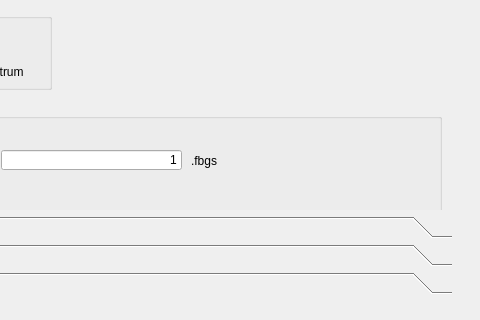
IlyaVatnik/WIMcontrol, file UIs/mainwindow.ui: the form before one commit; both pictures show x 379 to 859 and y 86 to 406 of the 859 by 821 pixel window.
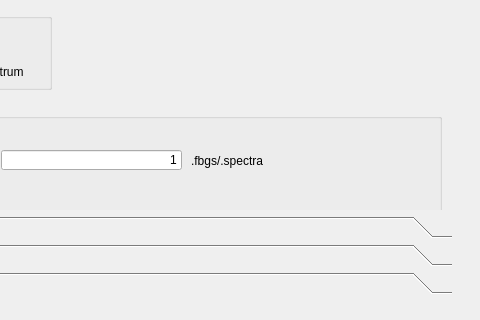
The form after the commit. The open tabs and pages were chosen to show the change.

```diff
--- a/UIs/mainwindow.ui
+++ b/UIs/mainwindow.ui
@@ -261,12 +261,12 @@
         <rect>
          <x>560</x>
          <y>50</y>
-         <width>51</width>
+         <width>101</width>
          <height>23</height>
         </rect>
        </property>
        <property name="text">
-        <string>.fbgs</string>
+        <string>.fbgs/.spectra</string>
        </property>
       </widget>
       <widget class="QPushButton" name="pushButton_plot_live_dynamics">
```
Left out of the diff: 2 changed lines with no effect on the pictures.
